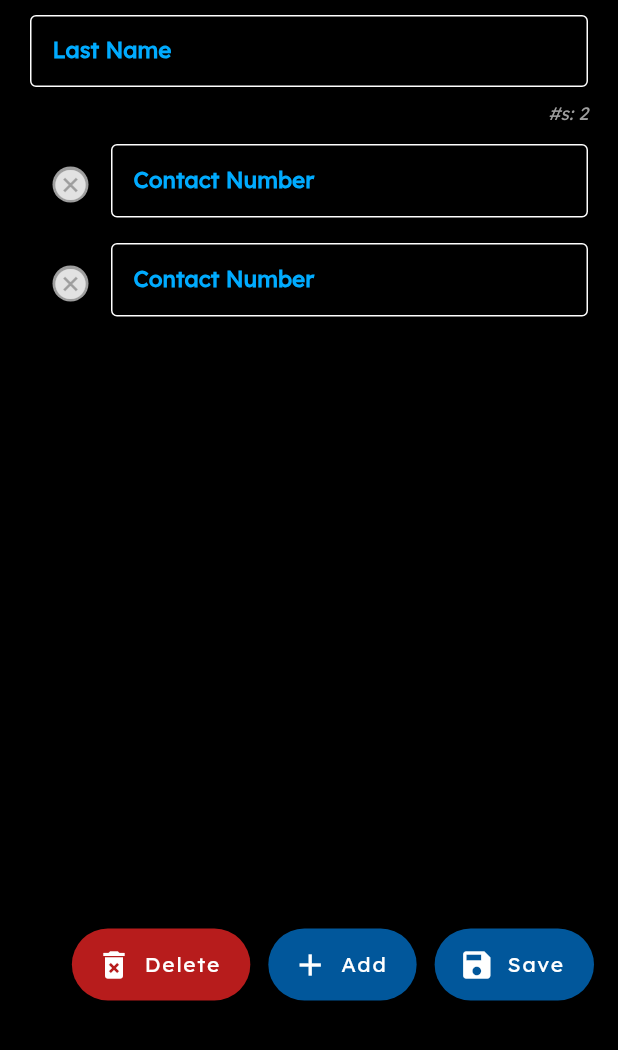
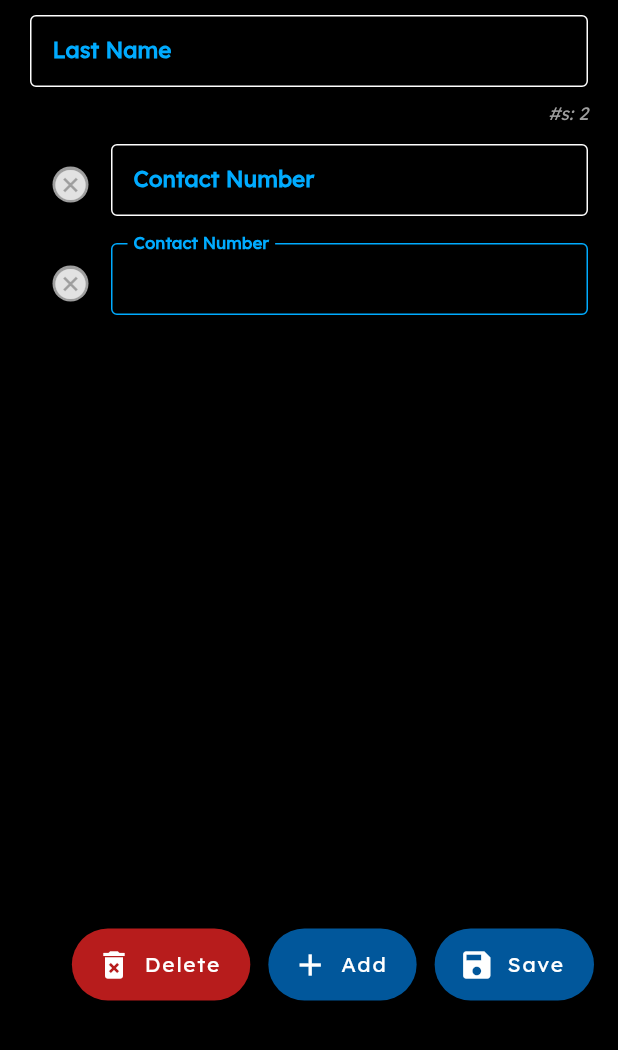
Before and after one commit to AY2020-2021-CpE-OJT/cepeda_nukesite, a Flutter app: the UpdateContact screen opened directly with empty values, after a tap on the "clear" icon, after a tap on "Add", on a phone screen of 412 x 824 dp, the part 186-1236 px from its top. Run offline on Flutter 3.47's test engine with Material 2 defaults, Android fonts, the phone set to English and light mode, and no system bars; our stand-ins replace flushbar, shared_preferences; accounts and stored records are empty; network calls fail.

Commit message:
Generic Fixate Ctrlr Field in update contact

```diff
--- a/lib/modules/update_contact.dart
+++ b/lib/modules/update_contact.dart
@@ -301,7 +301,17 @@ class _UpdateContactState extends State<UpdateContact> {
             ),
           ),
           Expanded(
-            child: TextFormField(
+            child: ctrlrField(
+                context: context,
+                fieldPrompt: "Contact Number",
+                ctrlrID: contactNumCtrlr[index],
+                defaultColor: color('def'),
+                selectedColor: color('sel'),
+                errorColor: Colors.red,
+                next: true,
+                autoFocus: true,
+                inputType: TextInputType
+                    .phone), /*TextFormField(
               //maxLength: 12,
               controller: contactNumCtrlr[index],
               textCapitalization: TextCapitalization.sentences,
@@ -333,7 +343,7 @@ class _UpdateContactState extends State<UpdateContact> {
                 //errorBorder:
               ),
               style: cxTextStyle('bold', color('def'), 15),
-            ),
+            ),*/
           ),
         ],
       ),
```
